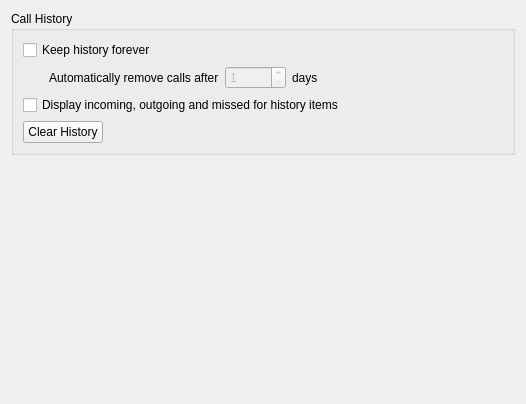
Old version of the form src/conf/dlggeneralbase.ui in the repository KDE/ring-kde.
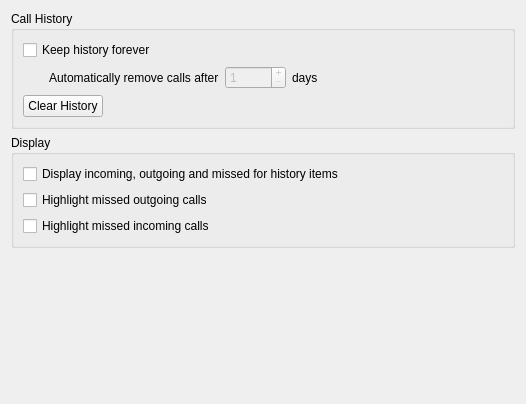
New version of the form. Custom widgets are drawn as their Qt base class.

Commit message: [ #36521 ] Untie call direction and historystate logic, add ability to highlight missed calls

What changed in the file:
```diff
--- a/src/conf/dlggeneralbase.ui
+++ b/src/conf/dlggeneralbase.ui
@@ -98,13 +98,6 @@
         </property>
        </spacer>
       </item>
-      <item row="2" column="0" colspan="5">
-       <widget class="QCheckBox" name="kcfg_displayHistoryStatus">
-        <property name="text">
-         <string>Display incoming, outgoing and missed for history items</string>
-        </property>
-       </widget>
-      </item>
       <item row="3" column="0" colspan="2">
        <layout class="QHBoxLayout" name="horizontalLayout_2">
         <item>
@@ -132,6 +125,36 @@
      </layout>
     </widget>
    </item>
+   <item>
+    <widget class="QGroupBox" name="groupBox">
+     <property name="title">
+      <string>Display</string>
+     </property>
+     <layout class="QVBoxLayout" name="verticalLayout_2">
+      <item>
+       <widget class="QCheckBox" name="kcfg_displayHistoryStatus">
+        <property name="text">
+         <string>Display incoming, outgoing and missed for history items</string>
+        </property>
+       </widget>
+      </item>
+      <item>
+       <widget class="QCheckBox" name="kcfg_highlightMissedOutgoingCalls">
+        <property name="text">
+         <string>Highlight missed outgoing calls</string>
+        </property>
+       </widget>
+      </item>
+      <item>
+       <widget class="QCheckBox" name="kcfg_highlightMissedIncomingCalls">
+        <property name="text">
+         <string>Highlight missed incoming calls</string>
+        </property>
+       </widget>
+      </item>
+     </layout>
+    </widget>
+   </item>
    <item>
     <spacer name="verticalSpacer_configGeneral_2">
      <property name="orientation">
```
The commit also changes 11 other files.
